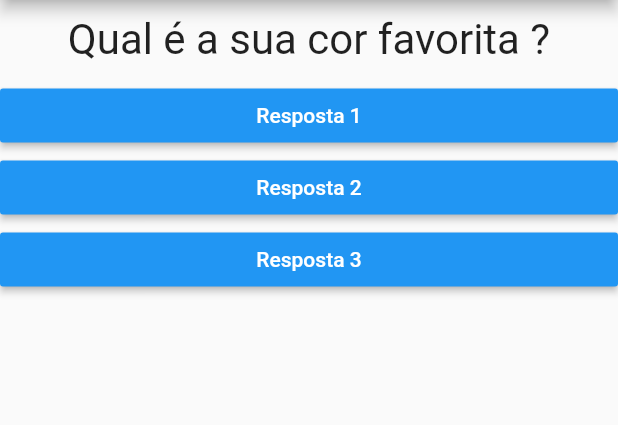
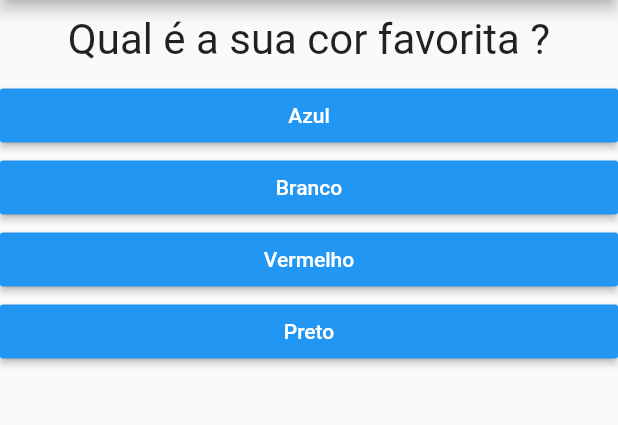
Before and after one commit to gabrielkussler/App-perguntas-Flutter, a Flutter app: the screen it shows after launch, on a phone screen of 412 x 824 dp, the part 84-509 px from its top. Run offline on Flutter 3.47's test engine with Material 2 defaults, Android fonts, the phone set to English and light mode, and no system bars.

Commit message:
respostas correspondentes de cada pergunta

```diff
--- a/lib/main.dart
+++ b/lib/main.dart
@@ -20,15 +20,22 @@ class _PerguntaAppState extends State<PerguntaApp> {
     final List<Map<String, Object>> perguntas = [
       {
      'texto': 'Qual é a sua cor favorita ?',
-      'Respostas': ['Azul', 'Branco', 'Vermelho', 'Preto'],
+      'respostas': ['Azul', 'Branco', 'Vermelho', 'Preto'],
       },      {
      'texto': 'Qual é o seu animal favorito ?',
-      'Respostas': ['Jacaré', 'Tubarão', 'Elefante', 'Macaco'],
+      'respostas': ['Jacaré', 'Tubarão', 'Elefante', 'Macaco'],
       },      {
      'texto': 'Qual é a sueu instrutor favorito ?',
-      'Respostas': ['Zé', 'João', 'Lu', 'Zaza'],
+      'respostas': ['Zé', 'João', 'Lu', 'Zaza'],
       },
     ];
+    List<String> respostas = perguntas[_perguntaSelecionada].cast()['respostas'];
+
+/*
+    for (String textoResp in respostas) {
+      widgets.add(Resposta(textoResp, _Responder));
+    }
+*/
 
     return MaterialApp(
       home: Scaffold(
@@ -37,9 +44,7 @@ class _PerguntaAppState extends State<PerguntaApp> {
         body: Column(
           children: [
             Questao(perguntas[_perguntaSelecionada]['texto'].toString()),
-               Resposta('Resposta 1', _Responder),
-               Resposta('Resposta 2', _Responder),
-               Resposta('Resposta 3', _Responder),
+            ...respostas.map((t) => Resposta(t, _Responder)).toList()
           ],
         ),
       ),
```
Also changed, not shown: 2 other files.
